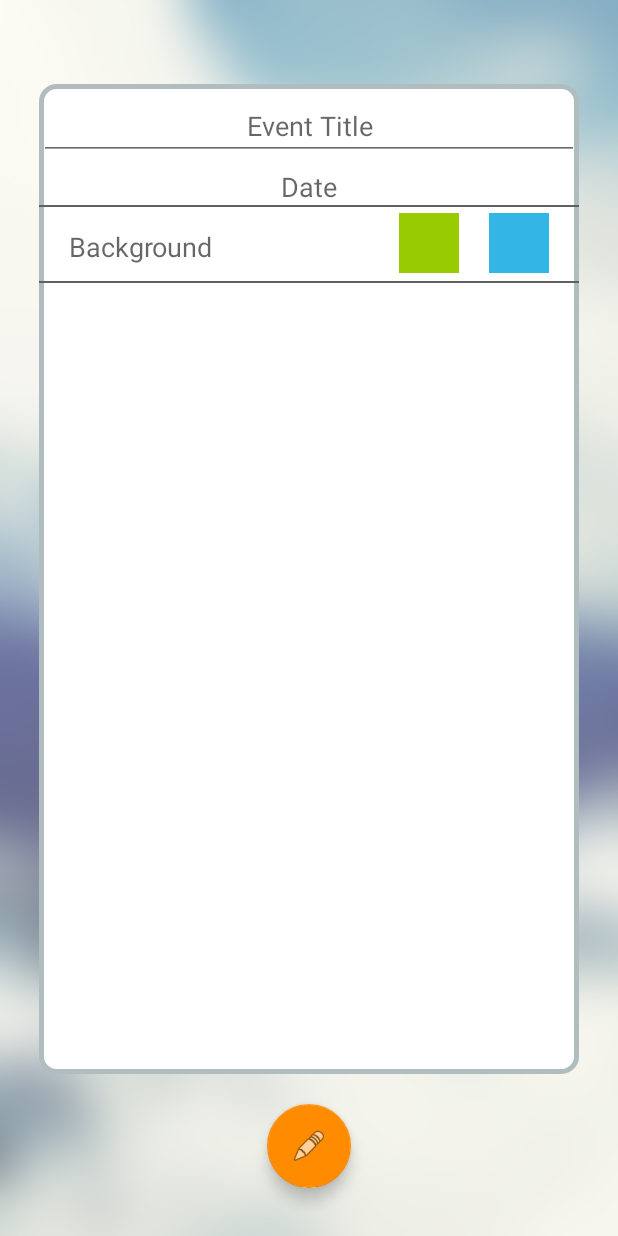
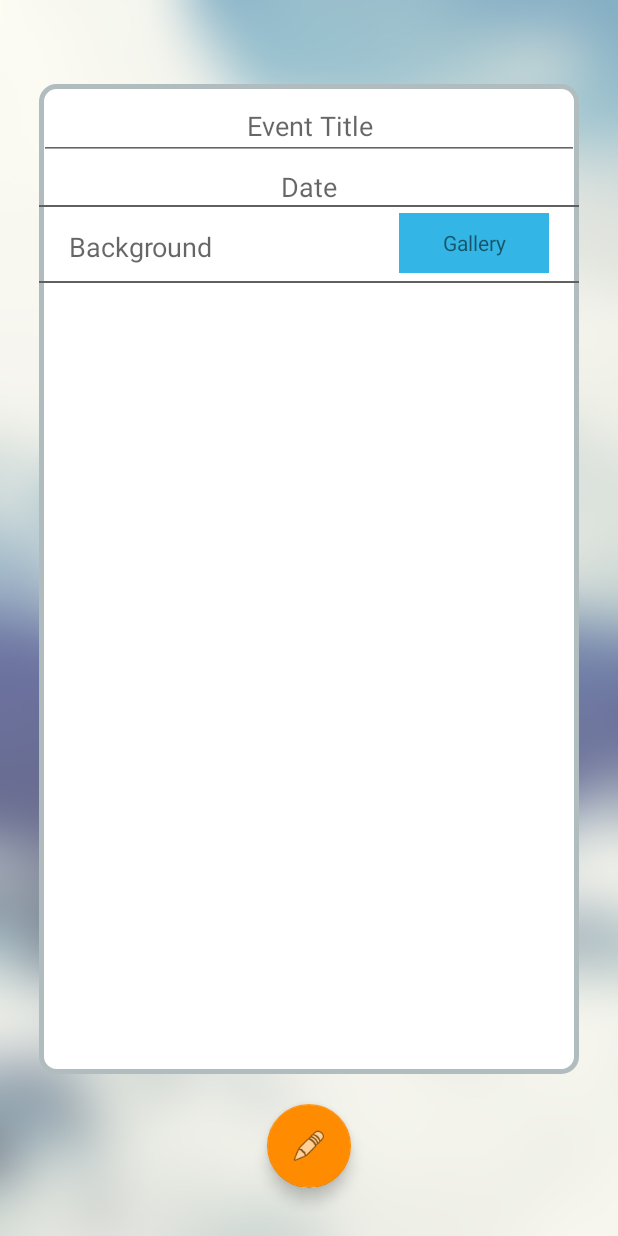
Before and after one commit to xixsuse/BigDayCountdown, an Android app: the screen it shows after launch (MainActivity), after a tap on an icon or button, on a phone screen of 412 x 824 dp. Run offline under Robolectric (Android 15) with nearby library versions, the phone set to English and light mode, and no system bars; libraries missing offline, so code that uses them is left out: pl.aprilapps.easyphotopicker; 1 other tap on this screen came first.

Commit message:
Background function now added

```diff
--- a/app/src/main/java/com/simonm/bigdaycountdown/MainActivity.java
+++ b/app/src/main/java/com/simonm/bigdaycountdown/MainActivity.java
@@ -7,7 +7,6 @@ import android.app.DialogFragment;
 import android.content.Intent;
 import android.content.res.Configuration;
 import android.graphics.drawable.Drawable;
-import android.media.Image;
 import android.os.Bundle;
 import android.support.design.widget.FloatingActionButton;
 import android.support.v4.view.GravityCompat;
@@ -21,7 +20,6 @@ import android.view.Menu;
 import android.view.MenuItem;
 import android.widget.AdapterView;
 import android.widget.ArrayAdapter;
-import android.widget.Button;
 import android.widget.DatePicker;
 import android.widget.EditText;
 import android.widget.ImageView;
@@ -85,7 +83,6 @@ public class MainActivity extends AppCompatActivity implements View.OnClickListe
 
 
     private RelativeLayout main_view;
-    private RelativeLayout get_started_view;
 
     @Override
     protected void onCreate(Bundle savedInstanceState) {
@@ -97,6 +94,7 @@ public class MainActivity extends AppCompatActivity implements View.OnClickListe
         setupLeftDrawer();
         setupRightDrawer();
         initVars();
+        checkEventsEmpty();
 
         if (savedInstanceState == null) {
             selectItem(0);
@@ -104,9 +102,10 @@ public class MainActivity extends AppCompatActivity implements View.OnClickListe
         }
 
         // Checking whether any dates are tracked, if not, we display a get started screen.
-        startScreenCheck(getNumberOfDatesTracked(), get_started_view, main_view);
+        startScreenCheck(getNumberOfDatesTracked(), main_view);
 
     }
+
 
 
     // For the background selection
@@ -165,10 +164,6 @@ public class MainActivity extends AppCompatActivity implements View.OnClickListe
 
     private void initViews(){
         main_view = (RelativeLayout) findViewById(R.id.content_main_id);
-        get_started_view = (RelativeLayout) findViewById(R.id.content_get_started_id);
-
-        Button get_started_hint1 = (Button) findViewById(R.id.hint1);
-        get_started_hint1.setOnClickListener(this);
 
         ImageView drawerButton = (ImageView) findViewById(R.id.menu_hint_button);
         drawerButton.setOnClickListener(this);
@@ -183,10 +178,7 @@ public class MainActivity extends AppCompatActivity implements View.OnClickListe
         FloatingActionButton fab = (FloatingActionButton) findViewById(R.id.fab);
         fab.setOnClickListener(this);
 
-        ImageView cameraButton = (ImageView) findViewById(R.id.camera_button);
-        cameraButton.setOnClickListener(this);
-
-        ImageView galleryButton = (ImageView) findViewById(R.id.gallery_button);
+        RelativeLayout galleryButton = (RelativeLayout) findViewById(R.id.gallery_button);
         galleryButton.setOnClickListener(this);
 
         ImageView deleteButton = (ImageView) findViewById(R.id.deleteButton);
@@ -297,19 +289,6 @@ public class MainActivity extends AppCompatActivity implements View.OnClickListe
                 // TODO: Create the new TrackedEvent Object!
                 createAndStoreNewEvent();
                 break;
-            case R.id.hint1:
-                Log.i("tag", "got here!");
-
-                // Retrieves and caches the systems default medium animations time.
-                Integer mediumAnimationDuration = getResources().getInteger(android.R.integer.config_mediumAnimTime);
-
-                // removes the onClickListener
-                findViewById(R.id.hint1).setOnClickListener(null);
-
-                // Fade out help screen
-                // Fade in main screen
-                AnimUtil.crossfade(get_started_view, main_view, mediumAnimationDuration);
-                break;
             case R.id.menu_hint_button:
                 Log.i("tag", "opens drawer");
 
@@ -322,10 +301,6 @@ public class MainActivity extends AppCompatActivity implements View.OnClickListe
 
                 // open drawer
                 mDrawerLayout.openDrawer(eDrawerList);
-                break;
-
-            case R.id.camera_button:
-                onTakePhotoClicked();
                 break;
 
             case R.id.gallery_button:
@@ -405,18 +380,15 @@ public class MainActivity extends AppCompatActivity implements View.OnClickListe
     }
 
     // Check to see if any dates are tracked, if not -> We display a get Started Screen.
-    public void startScreenCheck(int numberOfDatesTracked, View get_started_view, View main_view) {
+    public void startScreenCheck(int numberOfDatesTracked, View main_view) {
         // Initialize the different views
         Log.i("tag", String.valueOf(numberOfDatesTracked));
         if (numberOfDatesTracked == 0) {
             Log.i("tag", "if test ran");
             main_view.setVisibility(View.VISIBLE);
-            get_started_view.setVisibility(View.VISIBLE);
-            Log.i("tag", String.valueOf(get_started_view.getVisibility()));
         } else {
             Log.i("tag", "this does not run");
             main_view.setVisibility(View.VISIBLE);
-            get_started_view.setVisibility(View.GONE);
         }
 
     }
@@ -493,8 +465,10 @@ public class MainActivity extends AppCompatActivity implements View.OnClickListe
         DateTime currentDate = new DateTime();
         DateTime currentDateTime0 = new DateTime(currentDate.getYear(), currentDate.getMonthOfYear(), currentDate.getDayOfMonth(), 0, 0);
         int remainingDays = getDayDifference(currentDateTime0, currentEvent.getDate());
+
+        Drawable eventBG = Drawable.createFromPath(currentEvent.getBackGround().getAbsolutePath());
         //TODO: I have to make the File into a Drawable. This is the file I get from the EasyImagePicker (Line 112)
-        ((RelativeLayout) findViewById(R.id.content_main_id)).setBackground(currentEvent.getBackGround());
+        ((RelativeLayout) findViewById(R.id.content_main_id)).setBackground(eventBG);
         Log.i("remainingDays", String.valueOf(getDayDifference(currentDateTime0, currentEvent.getDate())));
         Log.i("remainingDays", String.valueOf(remainingDays));
         // Set remaining days
@@ -596,7 +570,11 @@ public class MainActivity extends AppCompatActivity implements View.OnClickListe
         if (myTrackedEventsList.size() == 0){
             resetUI();
             updateEventDrawer();
+            noEventsUI();
         }
+
+
+        findViewById(R.id.content_main_id).setBackgroundResource(R.drawable.background);
 
     }
 
@@ -605,5 +583,21 @@ public class MainActivity extends AppCompatActivity implements View.OnClickListe
         ((TextView) findViewById(R.id.day)).setText("00");
     }
 
+    private void noEventsUI(){
+        ((TextView) findViewById(R.id.eventName)).setText("");
+        ((TextView) findViewById(R.id.day)).setText("");
+        ((TextView) findViewById(R.id.remainingOrHasPassed)).setText("");
+        ((TextView) findViewById(R.id.dayText)).setText(R.string.noEvents);
+
+    }
+
+    private void checkEventsEmpty() {
+        if (myTrackedEventsList.size() == 0){
+            noEventsUI();
+        } else {
+            ((TextView) findViewById(R.id.dayText)).setText(R.string.days);
+        }
+    }
+
 
 }
--- a/app/src/main/res/layout/activity_main.xml
+++ b/app/src/main/res/layout/activity_main.xml
@@ -9,7 +9,6 @@
 
     <include layout="@layout/content_main" />
     <include layout="@layout/content_add_date"/>
-    <include layout="@layout/content_get_started"/>
 
     <!-- android:layout_gravity="start" tells DrawerLayout to treat
          this as a sliding drawer on the left side for left-to-right
--- a/app/src/main/res/layout/content_add_date.xml
+++ b/app/src/main/res/layout/content_add_date.xml
@@ -78,25 +78,24 @@
             >
 
 
-            <ImageView
+
+            <RelativeLayout
                 android:contentDescription="@string/background"
-                android:layout_width="40dp"
+                android:layout_width="100dp"
                 android:layout_height="40dp"
                 android:layout_alignParentEnd="true"
-                android:src="@android:color/holo_blue_light"
-                android:id="@+id/camera_button"
-                android:layout_marginEnd="20dp"
+                android:background="@android:color/holo_blue_light"
+                android:id="@+id/gallery_button"
+                android:layout_marginEnd="20dp">
+
+                <TextView
+                    android:layout_width="fill_parent"
+                    android:layout_height="fill_parent"
+                    android:gravity="center"
+                    android:text="@string/gallery"
                 />
 
-            <ImageView
-                android:contentDescription="@string/background"
-                android:layout_width="40dp"
-                android:layout_height="40dp"
-                android:layout_toLeftOf="@id/camera_button"
-                android:src="@android:color/holo_green_light"
-                android:id="@+id/gallery_button"
-                android:layout_marginEnd="20dp"
-                />
+            </RelativeLayout>
 
             <TextView
                 android:layout_width="250dp"
@@ -105,12 +104,12 @@
                 android:text="@string/background"
                 android:id="@+id/select_background_text"
                 android:layout_marginStart="20dp"
-                android:layout_alignTop="@id/camera_button"
+                android:layout_alignTop="@id/gallery_button"
                 android:layout_marginTop="10dp"/>
 
         <View
             android:layout_height="1dp"
-            android:layout_below="@id/camera_button"
+            android:layout_below="@id/gallery_button"
             android:layout_marginTop="5dp"
             android:layout_width="fill_parent"
             android:background="#606060" />
--- a/app/src/main/res/values/strings.xml
+++ b/app/src/main/res/values/strings.xml
@@ -25,4 +25,6 @@
     <string name="remainingOrHasPassed">"remaining"</string>
     <string name="remaining">"remaining"</string>
     <string name="hasPassed">"has passed"</string>
+    <string name="noEvents">Add a new event to track!</string>
+    <string name="gallery">Gallery</string>
 </resources>
```
Also changed, not shown: app/src/main/res/layout/content_get_started.xml (deleted, +0 -23 lines), app/src/main/res/drawable/background.jpg (added).
